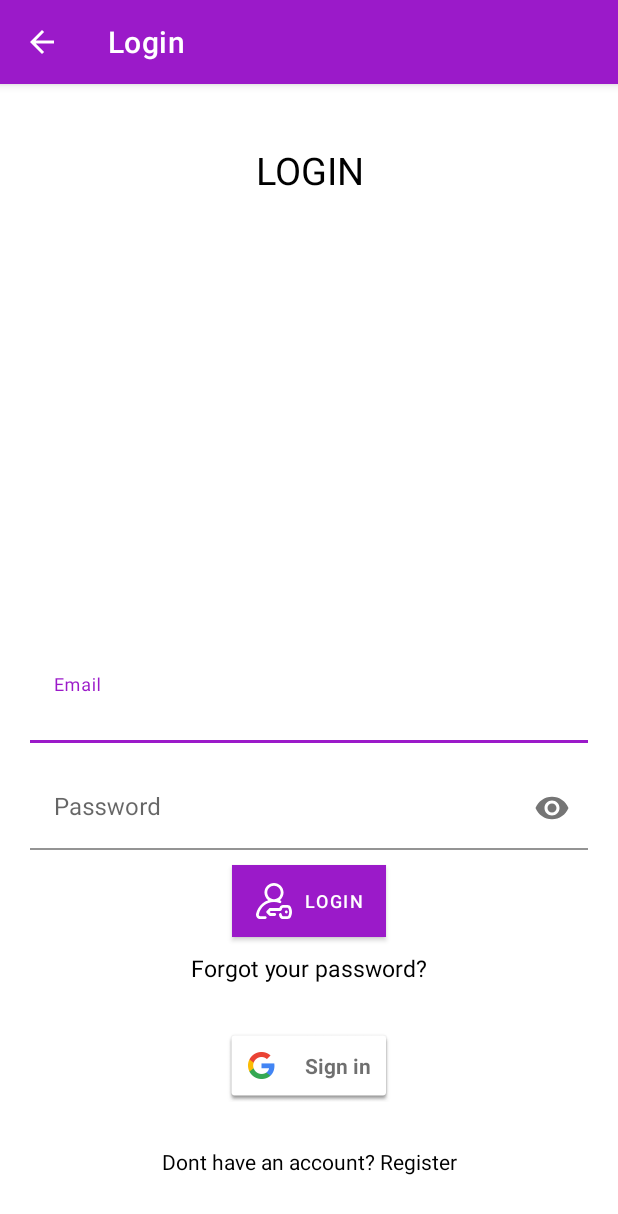
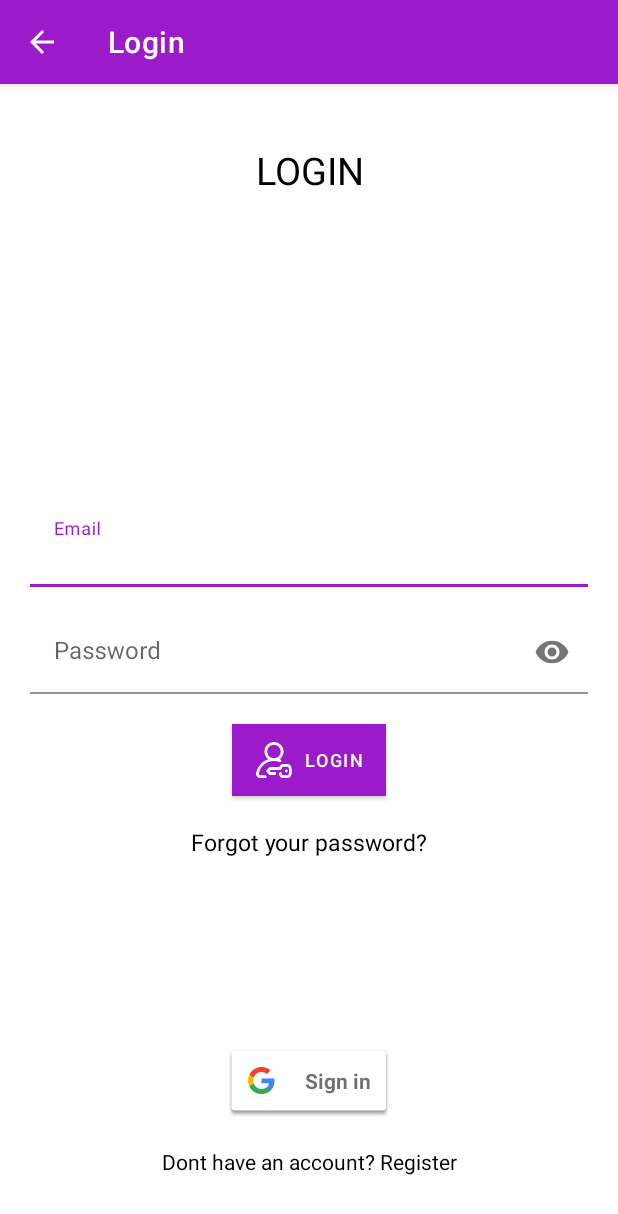
Before and after one commit to NoamMuallem/android_app_with_firebase, an Android app: the ActivityLogin screen opened directly, with no data from a screen before it, on a phone screen of 412 x 824 dp. Shown: the top 1214 px of the screen. Run offline under Robolectric (Android 15) with nearby library versions, the phone set to English and light mode, and no system bars; our stand-ins replace Firebase (no records; nobody signed in at launch, a user with empty details on screens opened directly).

Commit message:
implementing lest seen mechanic in chat

```diff
--- a/app/src/main/java/com/example/firebaseapp/ActivityLogin.java
+++ b/app/src/main/java/com/example/firebaseapp/ActivityLogin.java
@@ -314,6 +314,7 @@ public class ActivityLogin extends AppCompatActivity {
         //put info in hash map
         hashMap.put("email", email);
         hashMap.put("uid", uid);
+        hashMap.put("onlineStatus", String.valueOf(System.currentTimeMillis()));
         hashMap.put("name", ""); //will add later (e.g. edit profile)
         hashMap.put("phone", user.getPhoneNumber()+""); //will add later (e.g. edit profile)
         hashMap.put("image", user.getPhotoUrl()+""); //will add later (e.g. edit profile)
--- a/app/src/main/res/layout/activity_chat.xml
+++ b/app/src/main/res/layout/activity_chat.xml
@@ -44,7 +44,6 @@
                 android:id="@+id/chat_lbl_receiver_status"
                 android:layout_width="match_parent"
                 android:layout_height="wrap_content"
-                android:text="Online"
                 android:textColor="@color/colorWhite"
                 android:textStyle="bold"/>
         </LinearLayout>
--- a/app/src/main/res/layout/activity_login.xml
+++ b/app/src/main/res/layout/activity_login.xml
@@ -41,7 +41,7 @@
         android:layout_width="match_parent"
         android:layout_height="wrap_content"
         app:passwordToggleEnabled="true"
-        android:layout_above="@+id/login_btn_submit">
+        android:layout_centerInParent="true">
         <EditText
             android:background="@color/colorWhite"
             android:id="@+id/login_edt_password"
@@ -52,31 +52,32 @@
             android:layout_height="wrap_content"/>
     </com.google.android.material.textfield.TextInputLayout>
 
+
             <!--    Button: Register User-->
             <Button
                 android:id="@+id/login_btn_submit"
                 android:text="Login"
-        android:layout_marginBottom="10dp"
                 android:background="@color/colorPrimary"
                 android:textColor="@color/colorWhite"
-        android:layout_centerHorizontal="true"
+                android:layout_below="@+id/login_txf_password"
+                android:layout_centerInParent="true"
                 android:textSize="12dp"
+                android:layout_marginTop="10dp"
                 android:layout_width="wrap_content"
                 android:layout_height="wrap_content"
-        android:layout_above="@+id/login_lbl_password_recovery"
-        android:drawableLeft="@drawable/login" />
+                android:drawableLeft="@drawable/login"/>
 
             <!--Show dialog to recover password-->
             <TextView
                 android:id="@+id/login_lbl_password_recovery"
                 android:layout_width="match_parent"
                 android:layout_height="wrap_content"
-        android:layout_marginBottom="30dp"
+                android:layout_marginTop="20dp"
                 android:textAlignment="center"
                 android:text="Forgot your password?"
                 android:textColor="@color/colorBlack"
                 android:textSize="15dp"
-        android:layout_above="@+id/login_btn_google_login"
+                android:layout_below="@id/login_btn_submit"
                 android:gravity="center_horizontal" />
 
         <!--    google login-->
@@ -85,10 +86,9 @@
             android:layout_height="wrap_content"
             android:layout_width="wrap_content"
             android:layout_centerHorizontal="true"
-        android:layout_marginBottom="30dp"
-        android:layout_above="@id/login_lbl_noAccount">
-    </com.google.android.gms.common.SignInButton>
-
+            android:layout_marginBottom="20dp"
+            android:layout_above="@+id/login_lbl_noAccount"
+            />
 
     <!--    TextView: Click go to register activity-->
     <TextView
```
Also changed, not shown: app/src/main/java/com/example/firebaseapp/ActivityChat.java (+40 -2 lines), app/src/main/java/com/example/firebaseapp/ActivityRegister.java (+1 -23 lines). Lines whose indentation alone changed are shown as unchanged.
